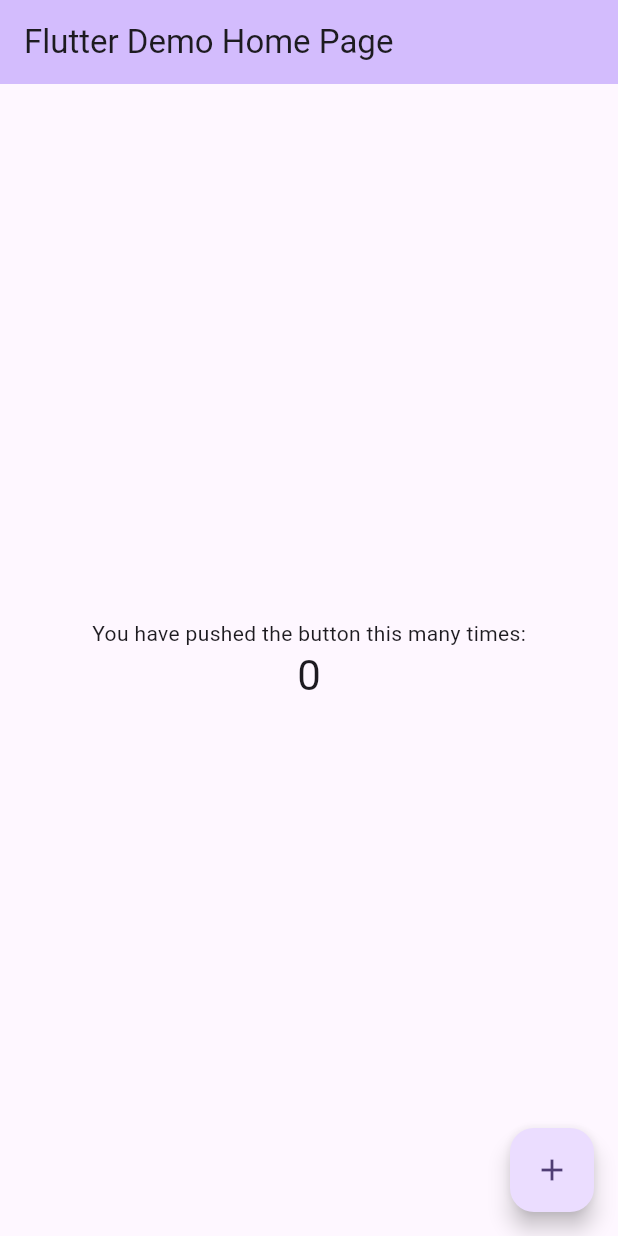
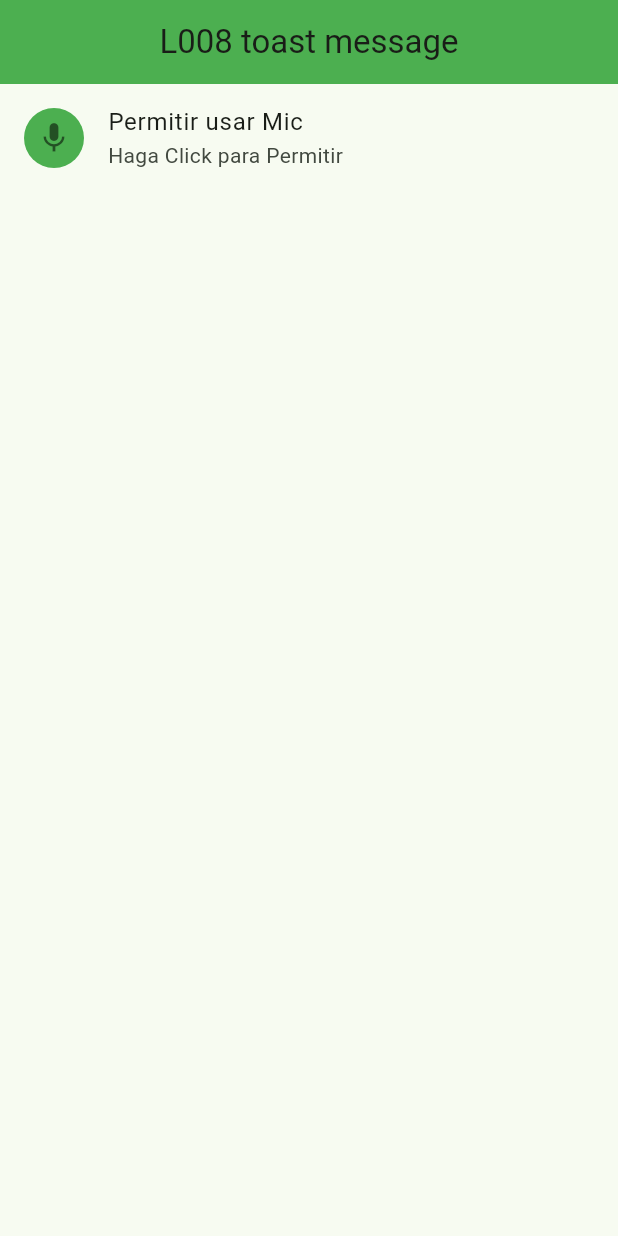
Before and after one commit to Whosml/app_008_learn_toast_message, a Flutter app: the screen it shows after launch, on a phone screen of 412 x 824 dp. Run offline on Flutter 3.47's test engine with Material 3 defaults, Android fonts, the phone set to English and light mode, and no system bars.

Commit message:
001 Screen Done

```diff
--- a/lib/main.dart
+++ b/lib/main.dart
@@ -11,115 +11,37 @@ class MyApp extends StatelessWidget {
   @override
   Widget build(BuildContext context) {
     return MaterialApp(
+      debugShowCheckedModeBanner: false,
       title: 'Flutter Demo',
       theme: ThemeData(
-        // This is the theme of your application.
-        //
-        // TRY THIS: Try running your application with "flutter run". You'll see
-        // the application has a purple toolbar. Then, without quitting the app,
-        // try changing the seedColor in the colorScheme below to Colors.green
-        // and then invoke "hot reload" (save your changes or press the "hot
-        // reload" button in a Flutter-supported IDE, or press "r" if you used
-        // the command line to start the app).
-        //
-        // Notice that the counter didn't reset back to zero; the application
-        // state is not lost during the reload. To reset the state, use hot
-        // restart instead.
-        //
-        // This works for code too, not just values: Most code changes can be
-        // tested with just a hot reload.
-        colorScheme: ColorScheme.fromSeed(seedColor: Colors.deepPurple),
+        colorScheme: ColorScheme.fromSeed(seedColor: Colors.green),
         useMaterial3: true,
       ),
-      home: const MyHomePage(title: 'Flutter Demo Home Page'),
+      home: const MyHomePage(),
     );
   }
 }
 
-class MyHomePage extends StatefulWidget {
-  const MyHomePage({super.key, required this.title});
-
-  // This widget is the home page of your application. It is stateful, meaning
-  // that it has a State object (defined below) that contains fields that affect
-  // how it looks.
-
-  // This class is the configuration for the state. It holds the values (in this
-  // case the title) provided by the parent (in this case the App widget) and
-  // used by the build method of the State. Fields in a Widget subclass are
-  // always marked "final".
-
-  final String title;
+class MyHomePage extends StatelessWidget {
+  const MyHomePage({super.key});
 
   @override
-  State<MyHomePage> createState() => _MyHomePageState();
+  Widget build(BuildContext context) => Scaffold (
+    appBar: AppBar(
+      title      : const Text("L008 toast message"),
+      backgroundColor: Colors.green,
+      centerTitle: true,
+    ),
+    body  : Column(children: [
+      ListTile(
+        leading: const CircleAvatar(
+          backgroundColor: Colors.green,
+          child: Icon(Icons.mic),
+        ),
+        title: const Text("Permitir usar Mic"),
+        subtitle: const Text("Haga Click para Permitir"),
+        onTap: () {},
+      )
+    ],),
+  );
 }
-
-class _MyHomePageState extends State<MyHomePage> {
-  int _counter = 0;
-
-  void _incrementCounter() {
-    setState(() {
-      // This call to setState tells the Flutter framework that something has
-      // changed in this State, which causes it to rerun the build method below
-      // so that the display can reflect the updated values. If we changed
-      // _counter without calling setState(), then the build method would not be
-      // called again, and so nothing would appear to happen.
-      _counter++;
-    });
-  }
-
-  @override
-  Widget build(BuildContext context) {
-    // This method is rerun every time setState is called, for instance as done
-    // by the _incrementCounter method above.
-    //
-    // The Flutter framework has been optimized to make rerunning build methods
-    // fast, so that you can just rebuild anything that needs updating rather
-    // than having to individually change instances of widgets.
-    return Scaffold(
-      appBar: AppBar(
-        // TRY THIS: Try changing the color here to a specific color (to
-        // Colors.amber, perhaps?) and trigger a hot reload to see the AppBar
-        // change color while the other colors stay the same.
-        backgroundColor: Theme.of(context).colorScheme.inversePrimary,
-        // Here we take the value from the MyHomePage object that was created by
-        // the App.build method, and use it to set our appbar title.
-        title: Text(widget.title),
-      ),
-      body: Center(
-        // Center is a layout widget. It takes a single child and positions it
-        // in the middle of the parent.
-        child: Column(
-          // Column is also a layout widget. It takes a list of children and
-          // arranges them vertically. By default, it sizes itself to fit its
-          // children horizontally, and tries to be as tall as its parent.
-          //
-          // Column has various properties to control how it sizes itself and
-          // how it positions its children. Here we use mainAxisAlignment to
-          // center the children vertically; the main axis here is the vertical
-          // axis because Columns are vertical (the cross axis would be
-          // horizontal).
-          //
-          // TRY THIS: Invoke "debug painting" (choose the "Toggle Debug Paint"
-          // action in the IDE, or press "p" in the console), to see the
-          // wireframe for each widget.
-          mainAxisAlignment: MainAxisAlignment.center,
-          children: <Widget>[
-            const Text(
-              'You have pushed the button this many times:',
-            ),
-            Text(
-              '$_counter',
-              style: Theme.of(context).textTheme.headlineMedium,
-            ),
-          ],
-        ),
-      ),
-      floatingActionButton: FloatingActionButton(
-        onPressed: _incrementCounter,
-        tooltip: 'Increment',
-        child: const Icon(Icons.add),
-      ), // This trailing comma makes auto-formatting nicer for build methods.
-    );
-  }
-}
```
Also changed, not shown: 1 other file.
